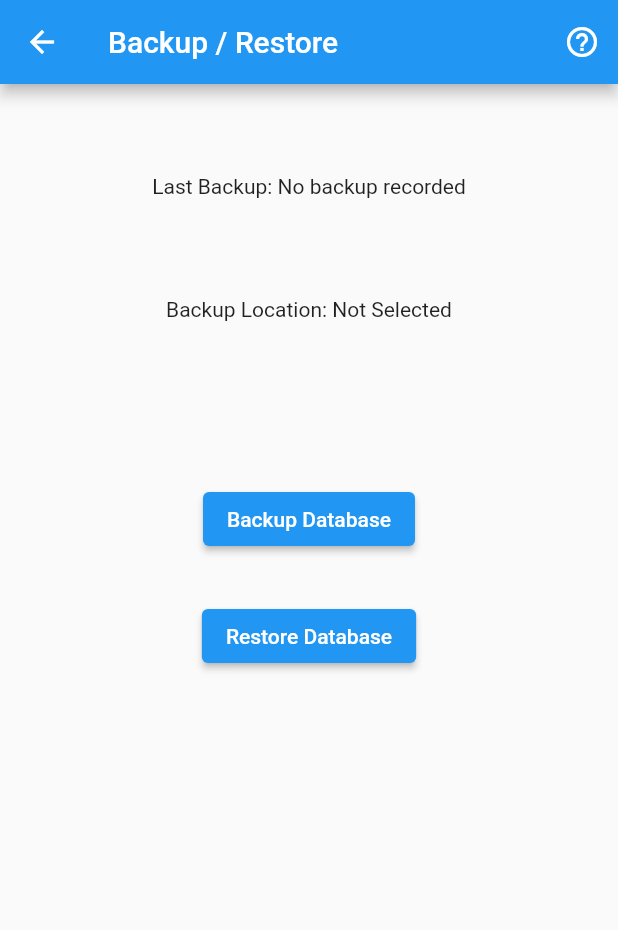
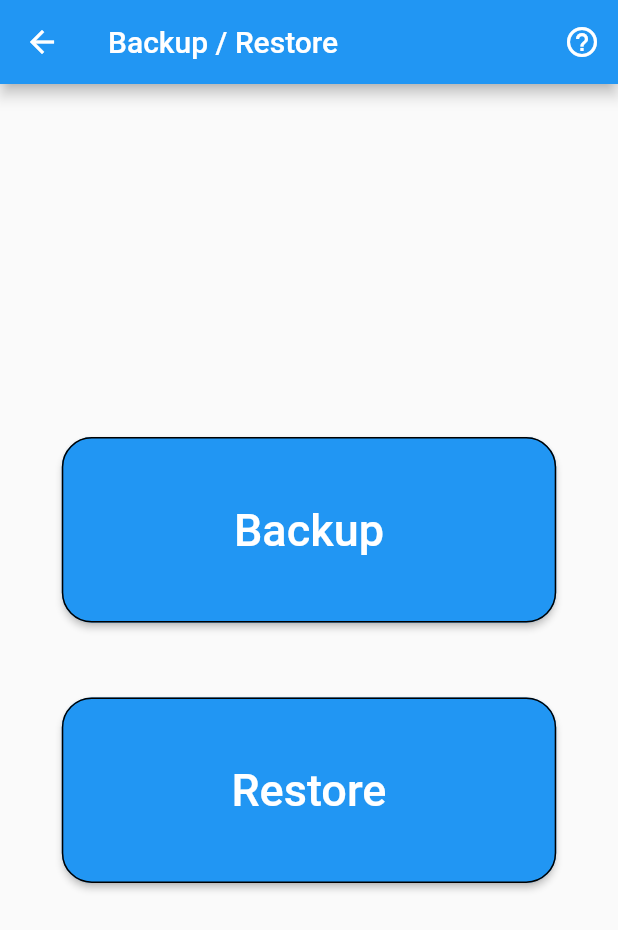
Before and after one commit to Stif-UK/WristCheck, a Flutter app: the BackupRestore screen opened directly, on a phone screen of 412 x 824 dp. Shown: the top 930 px of the screen. Run offline on Flutter 3.47's test engine with Material 2 defaults, Android fonts, the phone set to English and light mode, and no system bars; our stand-ins replace file_picker, flutter_markdown, get, hive, hive_flutter, image_cropper and 5 more; accounts and stored records are empty.

Commit message:
working on updated UI for backup

```diff
--- a/lib/ui/SettingsPage.dart
+++ b/lib/ui/SettingsPage.dart
@@ -1,5 +1,4 @@
 import 'package:flutter/material.dart';
-import 'package:flutter/services.dart';
 import 'package:get/get.dart';
 import 'package:wristcheck/boxes.dart';
 import 'package:wristcheck/copy/dialogs.dart';
@@ -7,7 +6,7 @@ import 'package:wristcheck/model/wristcheck_preferences.dart';
 import 'package:wristcheck/ui/archived.dart';
 import 'package:wristcheck/copy/snackbars.dart';
 import 'package:package_info_plus/package_info_plus.dart';
-import 'package:wristcheck/ui/backup_restore.dart';
+import 'package:wristcheck/ui/backup/backup_restore.dart';
 
 
 
--- /dev/null
+++ b/lib/ui/backup/backup_restore.dart
@@ -0,0 +1,91 @@
+import 'package:flutter/material.dart';
+import 'package:wristcheck/ui/backup/backup.dart';
+import 'package:get/get.dart';
+import 'package:wristcheck/copy/dialogs.dart';
+
+class BackupRestore extends StatelessWidget {
+  const BackupRestore({Key? key}) : super(key: key);
+
+  @override
+  Widget build(BuildContext context) {
+    return Scaffold(
+      appBar: AppBar(
+        title: const Text("Backup / Restore"),
+        actions: [
+          IconButton(
+              icon: const Icon(Icons.help_outline),
+              onPressed: (){
+                //ToDo: Update help information
+                WristCheckDialogs.getBackupHelpDialog();
+              } )
+        ],
+      ),
+
+      body: Column(
+        mainAxisAlignment: MainAxisAlignment.center,
+        children: [
+          Align(
+            alignment: Alignment.center,
+            child: SizedBox(
+              width: (MediaQuery.of(context).size.width)*0.8,
+              height: (MediaQuery.of(context).size.height)*0.15,
+              child: ElevatedButton(
+                  child: const Padding(
+                    padding: EdgeInsets.all(12.0),
+                    child: Text("Backup",
+                      style: TextStyle(
+                        fontSize: 30,
+                      ),),
+                  ),
+                  onPressed: (){
+                    Get.to(() => const Backup());
+                    },
+                  style: ButtonStyle(
+                      shape: MaterialStateProperty.all<RoundedRectangleBorder>(
+                          RoundedRectangleBorder(
+                              borderRadius: BorderRadius.circular(20.0),
+                              side: const BorderSide(color: Colors.black)
+                          )
+
+                      )
+                  )
+              ),
+            ),
+          ),
+          const SizedBox(
+            height: 50,
+          ),
+          Align(
+            alignment: Alignment.center,
+            child: SizedBox(
+              width: (MediaQuery.of(context).size.width)*0.8,
+              height: (MediaQuery.of(context).size.height)*0.15,
+              child: ElevatedButton(
+                  child: const Padding(
+                    padding: EdgeInsets.all(12.0),
+                    child: Text("Restore",
+                      style: TextStyle(
+                        fontSize: 30,
+                      ),),
+                  ),
+                  onPressed: (){
+                    //Get.to(() => const WearStats());
+                  },
+                  style: ButtonStyle(
+                      shape: MaterialStateProperty.all<RoundedRectangleBorder>(
+                          RoundedRectangleBorder(
+                              borderRadius: BorderRadius.circular(20.0),
+                              side: const BorderSide(color: Colors.black)
+                          )
+
+                      )
+                  )
+              ),
+            ),
+          ),
+        ],
+      ),
+
+    );
+  }
+}
--- a/lib/ui/backup_restore.dart
+++ /dev/null
@@ -1,66 +0,0 @@
-import 'package:flutter/material.dart';
-import 'package:wristcheck/copy/dialogs.dart';
-import 'package:wristcheck/model/backup_restore_methods.dart';
-
-class BackupRestore extends StatefulWidget {
-   BackupRestore({Key? key}) : super(key: key);
-
-  @override
-  State<BackupRestore> createState() => _BackupRestoreState();
-}
-
-class _BackupRestoreState extends State<BackupRestore> {
-  String lastBackup = "No backup recorded";
-
-  String? backUpLocation = "Not Selected";
-
-  @override
-  Widget build(BuildContext context) {
-    return Scaffold(
-      appBar: AppBar(
-        title: const Text("Backup / Restore"),
-        actions: [
-          IconButton(
-              icon: const Icon(Icons.help_outline),
-              onPressed: (){
-                //ToDo: Update help information
-                WristCheckDialogs.getBackupHelpDialog();
-              } )
-        ],
-      ),
-      body: Container(
-        padding: const EdgeInsets.all(30),
-        margin: const EdgeInsets.all(30),
-        child: Column(
-          crossAxisAlignment: CrossAxisAlignment.center,
-          mainAxisAlignment: MainAxisAlignment.start,
-          children: [
-            SizedBox(
-              height: MediaQuery.of(context).size.height*0.10,
-                width: MediaQuery.of(context).size.width,
-                child: Text("Last Backup: $lastBackup", textAlign: TextAlign.center,)),
-            SizedBox(
-                height: MediaQuery.of(context).size.height*0.15,
-                width: MediaQuery.of(context).size.width,
-                child: Text("Backup Location: $backUpLocation", textAlign: TextAlign.center,)),
-            ElevatedButton(
-                child: const Text("Backup Database"),
-                onPressed: (){
-                  setState(() {
-                    BackupRestoreMethods.pickBackupLocation().then((value) => backUpLocation = value);
-                  });
-
-                }, //onPressed
-            ),
-            Padding(
-              padding: const EdgeInsets.fromLTRB(0,30, 0, 0),
-              child: ElevatedButton(
-                child: const Text("Restore Database"),
-                onPressed: (){}, ),
-            ),
-          ],
-        ),
-      )
-    );
-  }
-}
```
Also changed, not shown: lib/copy/dialogs.dart (+16 -0 lines), lib/model/backup_restore_methods.dart (+40 -8 lines), lib/ui/backup/backup.dart (added, +103 -0 lines), lib/ui/backup_restore2.dart (added, +97 -0 lines).
